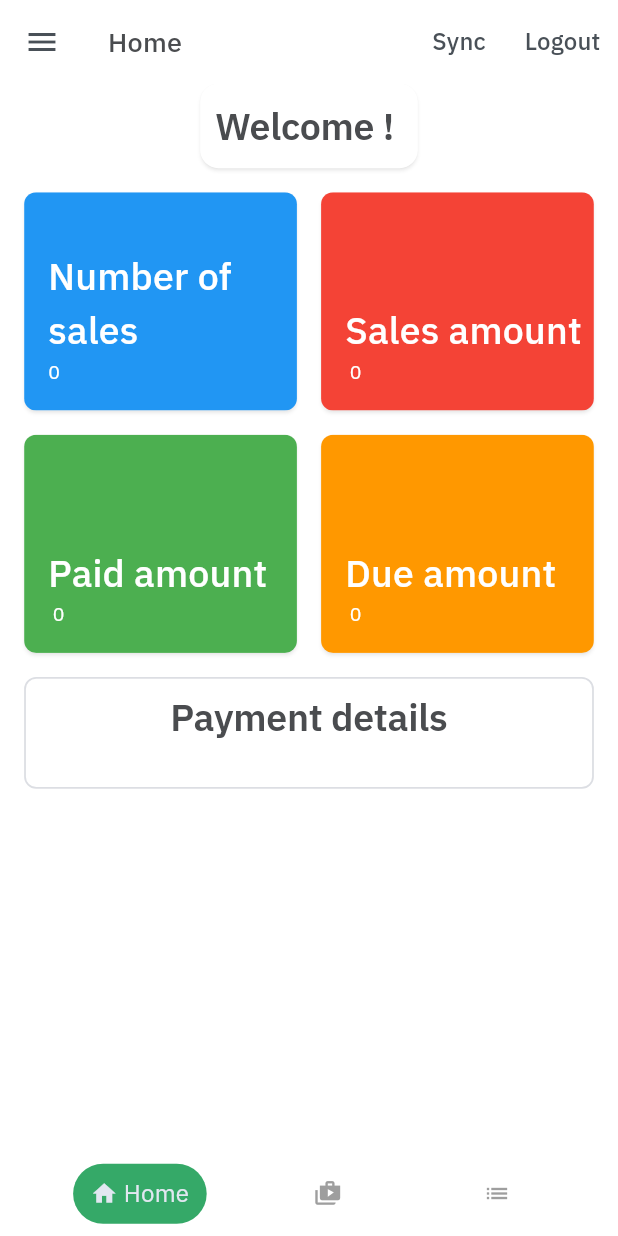
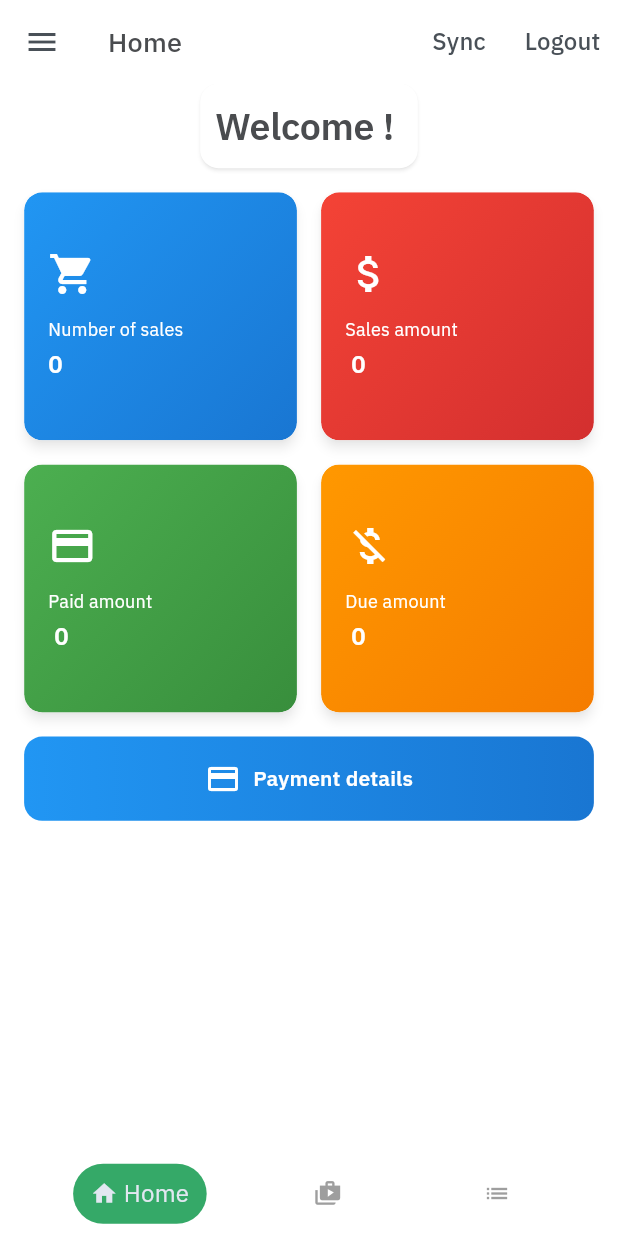
Before and after one commit to ariangu/lejabook-app, a Flutter app: the Home screen opened by its route, on a phone screen of 412 x 824 dp. Run offline on Flutter 3.47's test engine with Material 3 defaults, Android fonts, the phone set to English and light mode, and no system bars; our stand-ins replace cached_network_image, connectivity_plus, dio, dropdown_search, fluttertoast, geolocator and 9 more; missing offline and left inert: app_settings, barcode_scan2, cron, flutter_html_to_pdf, get_ip_address; accounts and stored records are empty; network calls fail.

Commit message:
gradient homepage fixed

```diff
--- a/lib/pages/home.dart
+++ b/lib/pages/home.dart
@@ -512,29 +512,57 @@ class _HomeState extends State<Home> {
     }
   }
 
-  block({Color? backgroundColor, String? subject, amount}) {
+  block({Color? backgroundColor, String? subject, amount, IconData? icon}) {
     ThemeData themeData = Theme.of(context);
     return Card(
       clipBehavior: Clip.antiAliasWithSaveLayer,
       shape: RoundedRectangleBorder(
-        borderRadius: BorderRadius.circular(MySize.size8!),
+        borderRadius: BorderRadius.circular(MySize.size12!),
       ),
+      elevation: 3,
       child: Container(
-        color: backgroundColor,
-        height: MySize.size120,
+        decoration: BoxDecoration(
+          borderRadius: BorderRadius.circular(MySize.size12!),
+          gradient: LinearGradient(
+            begin: Alignment.topLeft,
+            end: Alignment.bottomRight,
+            colors: backgroundColor == Colors.blue
+                ? [Color(0xFF2196F3), Color(0xFF1976D2)] // Professional Blue
+                : backgroundColor == Colors.red
+                    ? [Color(0xFFF44336), Color(0xFFD32F2F)] // Professional Red
+                    : backgroundColor == Colors.green
+                        ? [Color(0xFF4CAF50), Color(0xFF388E3C)] // Professional Green
+                        : [Color(0xFFFF9800), Color(0xFFF57C00)], // Professional Orange
+          ),
+        ),
+        height: MySize.size140,
         child: Container(
-          padding:
-              EdgeInsets.only(bottom: MySize.size16!, left: MySize.size16!),
+          padding: EdgeInsets.all(MySize.size16!),
           child: Column(
-            mainAxisAlignment: MainAxisAlignment.end,
+            mainAxisAlignment: MainAxisAlignment.center,
             crossAxisAlignment: CrossAxisAlignment.start,
             children: <Widget>[
+              // Large Icon at the top
+              Row(
+                children: [
+                  Icon(
+                    icon ?? Icons.analytics,
+                    color: Colors.white,
+                    size: 32, // Bigger icon
+                  ),
+                  Spacer(),
+                ],
+              ),
+              SizedBox(height: MySize.size12!),
+              // Smaller, professional font for title
               Text(subject!,
+                  style: AppTheme.getTextStyle(themeData.textTheme.bodySmall,
+                      fontWeight: 500, color: Colors.white, fontSize: 12)),
+              SizedBox(height: MySize.size4!),
+              // Larger, bold font for amount
+              Text("$amount",
                   style: AppTheme.getTextStyle(themeData.textTheme.titleMedium,
-                      fontWeight: 600, color: Colors.white)),
-              Text("$amount",
-                  style: AppTheme.getTextStyle(themeData.textTheme.bodySmall,
-                      fontWeight: 500, color: Colors.white, letterSpacing: 0)),
+                      fontWeight: 700, color: Colors.white, fontSize: 16)),
             ],
           ),
         ),
@@ -557,32 +585,32 @@ class _HomeState extends State<Home> {
           padding: EdgeInsets.only(
               left: MySize.size16!, right: MySize.size16!, top: MySize.size16!),
           mainAxisSpacing: MySize.size16!,
-          childAspectRatio: 5 / 4,
+          childAspectRatio: 1.1, // Slightly taller cards for better icon display
           crossAxisSpacing: MySize.size16!,
           children: <Widget>[
             block(
               amount: Helper().formatQuantity(totalSales),
-              subject:
-                  AppLocalizations.of(context).translate('number_of_sales'),
+              subject: AppLocalizations.of(context).translate('number_of_sales'),
               backgroundColor: Colors.blue,
+              icon: Icons.shopping_cart, // Professional shopping cart icon
             ),
             block(
-              amount: '$businessSymbol ' +
-                  Helper().formatCurrency(totalSalesAmount),
+              amount: '$businessSymbol ' + Helper().formatCurrency(totalSalesAmount),
               subject: AppLocalizations.of(context).translate('sales_amount'),
               backgroundColor: Colors.red,
+              icon: Icons.attach_money, // Professional money icon
             ),
             block(
-              amount: '$businessSymbol ' +
-                  Helper().formatCurrency(totalReceivedAmount),
+              amount: '$businessSymbol ' + Helper().formatCurrency(totalReceivedAmount),
               subject: AppLocalizations.of(context).translate('paid_amount'),
               backgroundColor: Colors.green,
+              icon: Icons.credit_card, // Professional credit card icon
             ),
             block(
-              amount:
-                  '$businessSymbol ' + Helper().formatCurrency(totalDueAmount),
+              amount: '$businessSymbol ' + Helper().formatCurrency(totalDueAmount),
               subject: AppLocalizations.of(context).translate('due_amount'),
               backgroundColor: Colors.orange,
+              icon: Icons.money_off, // Professional money-off icon
             ),
           ]),
     );
@@ -591,62 +619,50 @@ class _HomeState extends State<Home> {
   //widget for payment details
   Widget paymentDetails() {
     return Container(
-      padding: EdgeInsets.all(MySize.size8!),
-      margin: EdgeInsets.all(MySize.size16!),
+      width: double.infinity,
+      margin: EdgeInsets.symmetric(horizontal: MySize.size16!),
+      child: ElevatedButton(
+        style: ElevatedButton.styleFrom(
+          backgroundColor: Colors.transparent,
+          padding: EdgeInsets.symmetric(vertical: MySize.size16!),
+          shape: RoundedRectangleBorder(
+            borderRadius: BorderRadius.circular(MySize.size12!),
+          ),
+          elevation: 0,
+        ),
+        onPressed: () {
+          // Payment details action
+        },
+        child: Container(
           decoration: BoxDecoration(
-        borderRadius: BorderRadius.all(Radius.circular(MySize.size8!)),
-        color: customAppTheme.bgLayer1,
-        border: Border.all(color: customAppTheme.bgLayer4, width: 1.2),
-      ),
-      child: Column(
-        children: <Widget>[
-          Text(AppLocalizations.of(context).translate('payment_details'),
-              style: AppTheme.getTextStyle(themeData.textTheme.titleMedium,
-                  fontWeight: 700, letterSpacing: -0.2)),
-          ListView.builder(
-              physics: NeverScrollableScrollPhysics(),
-              padding: EdgeInsets.all(10),
-              itemCount: method.length,
-              shrinkWrap: true,
-              itemBuilder: (context, index) {
-                return Container(
-                  padding: EdgeInsets.only(bottom: 5),
-                  child: Row(
-                    mainAxisAlignment: MainAxisAlignment.spaceBetween,
-                    children: <Widget>[
-                      Column(
-                        mainAxisAlignment: MainAxisAlignment.start,
-                        children: <Widget>[
-                          Row(
-                            children: <Widget>[
-                              Container(
-                                height: 30,
-                                width: 2,
-                                decoration: BoxDecoration(
-                                  color: Colors.blue.withOpacity(0.5),
-                                  borderRadius:
-                                      BorderRadius.all(Radius.circular(4.0)),
+            borderRadius: BorderRadius.circular(MySize.size12!),
+            gradient: LinearGradient(
+              begin: Alignment.centerLeft,
+              end: Alignment.centerRight,
+              colors: [Color(0xFF2196F3), Color(0xFF1976D2)], // Professional Blue gradient
             ),
           ),
-                              Padding(
-                                  padding: EdgeInsets.symmetric(horizontal: 2)),
-                              Text(method[index]['key']),
-                            ],
-                          )
+          padding: EdgeInsets.symmetric(vertical: MySize.size16!),
+          child: Row(
+            mainAxisAlignment: MainAxisAlignment.center,
+            children: [
+              Icon(
+                Icons.payment,
+                color: Colors.white,
+                size: 24, // Professional icon size
+              ),
+              SizedBox(width: MySize.size8!),
+              Text(
+                AppLocalizations.of(context).translate('payment_details'),
+                style: TextStyle(
+                  color: Colors.white,
+                  fontWeight: FontWeight.w600,
+                  fontSize: 14, // Smaller, professional font
+                ),
+              ),
             ],
           ),
-                      Padding(padding: EdgeInsets.symmetric(horizontal: 4)),
-                      Column(
-                          mainAxisAlignment: MainAxisAlignment.end,
-                          children: <Widget>[
-                            Text('$businessSymbol ' +
-                                Helper().formatCurrency(method[index]['value']))
-                          ])
-                    ],
         ),
-                );
-              })
-        ],
       ),
     );
   }
@@ -695,15 +711,12 @@ class _HomeState extends State<Home> {
               margin: EdgeInsets.symmetric(horizontal: MySize.size16!),
               child: ElevatedButton(
                 style: ElevatedButton.styleFrom(
-                  backgroundColor: (!checkedIn!)
-                      ? Colors.green
-                      : Colors.red,
-                  foregroundColor: Colors.white,
+                  backgroundColor: Colors.transparent,
                   padding: EdgeInsets.symmetric(vertical: MySize.size16!),
                   shape: RoundedRectangleBorder(
-                    borderRadius: BorderRadius.circular(MySize.size8!),
+                    borderRadius: BorderRadius.circular(MySize.size12!),
                   ),
-                  elevation: 2,
+                  elevation: 0,
                 ),
                 onPressed: syncPressed ? null : () async {
                   Helper().syncCallLogs();
@@ -880,6 +893,18 @@ class _HomeState extends State<Home> {
                     },
                   );
                 },
+                child: Container(
+                  decoration: BoxDecoration(
+                    borderRadius: BorderRadius.circular(MySize.size12!),
+                    gradient: LinearGradient(
+                      begin: Alignment.centerLeft,
+                      end: Alignment.centerRight,
+                      colors: (!checkedIn!)
+                          ? [Color(0xFF4CAF50), Color(0xFF388E3C)] // Professional Green
+                          : [Color(0xFFF44336), Color(0xFFD32F2F)], // Professional Red
+                    ),
+                  ),
+                  padding: EdgeInsets.symmetric(vertical: MySize.size16!),
                   child: Row(
                     mainAxisAlignment: MainAxisAlignment.center,
                     children: [
@@ -895,20 +920,22 @@ class _HomeState extends State<Home> {
                         ),
                       Icon(
                         (!checkedIn!) ? Icons.login : Icons.logout,
-                      size: 20,
+                        color: Colors.white,
+                        size: 24, // Professional icon size
                       ),
                       SizedBox(width: MySize.size8!),
                       Text(
                         (!checkedIn!)
                             ? AppLocalizations.of(context).translate('check_in')
                             : AppLocalizations.of(context).translate('check_out'),
-                      style: AppTheme.getTextStyle(
-                        themeData.textTheme.titleMedium,
+                        style: TextStyle(
                           color: Colors.white,
-                        fontWeight: 600,
+                          fontWeight: FontWeight.w600,
+                          fontSize: 14, // Smaller, professional font
                         ),
                       ),
                     ],
+                  ),
                 ),
               ),
             ),
@@ -920,10 +947,10 @@ class _HomeState extends State<Home> {
                   vertical: MySize.size8!,
                 ),
                 decoration: BoxDecoration(
-                  color: Colors.green.withOpacity(0.1),
-                  borderRadius: BorderRadius.circular(MySize.size8!),
+                  color: Color(0xFF4CAF50).withOpacity(0.1),
+                  borderRadius: BorderRadius.circular(MySize.size12!),
                   border: Border.all(
-                    color: Colors.green.withOpacity(0.3),
+                    color: Color(0xFF4CAF50).withOpacity(0.3),
                     width: 1,
                   ),
                 ),
@@ -932,16 +959,16 @@ class _HomeState extends State<Home> {
                   children: [
                     Icon(
                       Icons.access_time,
-                      size: 16,
-                      color: Colors.green,
+                      size: 18,
+                      color: Color(0xFF4CAF50),
                     ),
                     SizedBox(width: MySize.size8!),
                     Text(
                       'Checked in: ${_formatDuration(DateTime.now().difference(clockInTime))}',
-                      style: AppTheme.getTextStyle(
-                        themeData.textTheme.bodyMedium,
-                        color: Colors.green,
-                        fontWeight: 500,
+                      style: TextStyle(
+                        color: Color(0xFF4CAF50),
+                        fontWeight: FontWeight.w500,
+                        fontSize: 13,
                       ),
                     ),
                   ],
```
Lines whose indentation alone changed are shown as unchanged.
